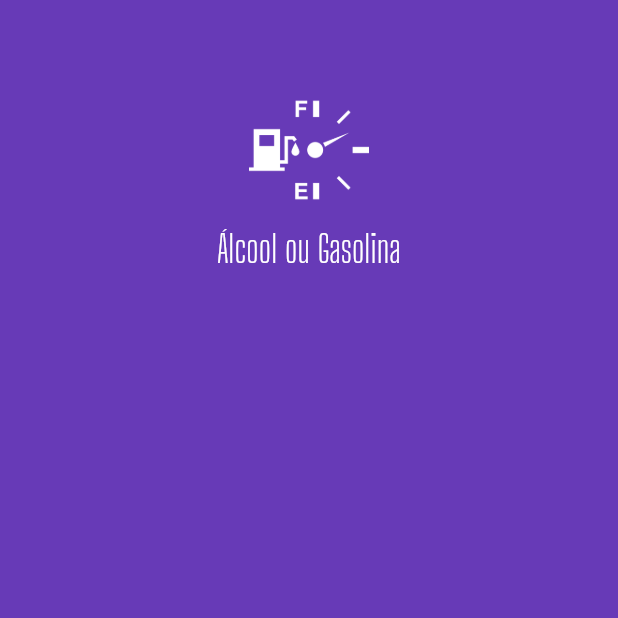
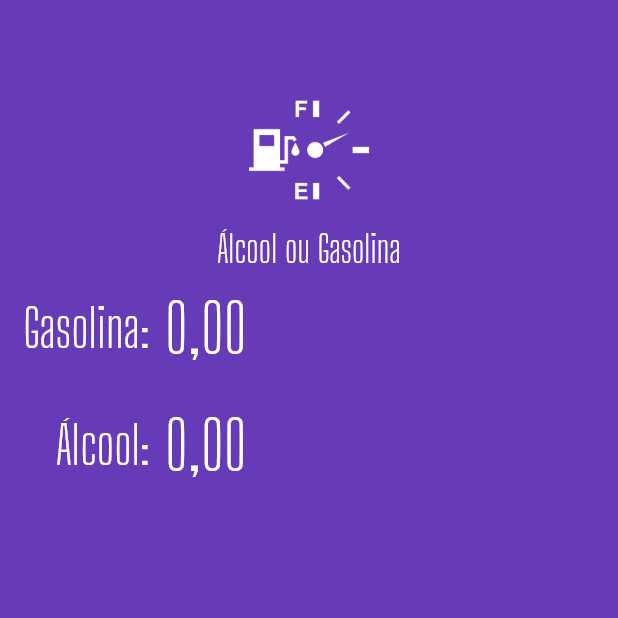
Before and after one commit to theemployee6-dev/alcool_ou_gasolina, a Flutter app: the screen it shows after launch, on a phone screen of 412 x 824 dp, the top half of it. Run offline on Flutter 3.47's test engine with Material 2 defaults, Android fonts, the light colour scheme and no system bars; our stand-ins replace flutter_masked_text2.

Commit message:
inputs criados
criei os inputs como protótipos, vou arruma-los

```diff
--- a/lib/main.dart
+++ b/lib/main.dart
@@ -1,4 +1,8 @@
-import 'package:alcool_ou_gasolina/widgets/logo.widget.dart';
+import 'dart:ui';
+
+import 'package:flutter_masked_text2/flutter_masked_text2.dart';
+
+import 'widgets/logo.widget.dart';
 import 'package:flutter/material.dart';
 
 void main() {
@@ -16,13 +20,15 @@ class MyApp extends StatelessWidget {
       theme: ThemeData(
         primarySwatch: Colors.deepPurple,
       ),
-      home: const HomePage(),
+      home: HomePage(),
     );
   }
 }
 
 class HomePage extends StatelessWidget {
-  const HomePage({Key? key}) : super(key: key);
+  final _gasCtrl = MoneyMaskedTextController();
+  final _alcCtrl = MoneyMaskedTextController();
+  HomePage({Key? key}) : super(key: key);
 
   @override
   Widget build(BuildContext context) {
@@ -30,8 +36,72 @@ class HomePage extends StatelessWidget {
       backgroundColor: Theme.of(context).primaryColor,
       body: SafeArea(
         child: ListView(
-          children: const [
-            Logo(),
+          children: [
+            const Logo(),
+            Column(
+              children: [
+                Row(
+                  children: [
+                    Container(
+                      width: 100.0,
+                      alignment: Alignment.centerRight,
+                      child: const Text(
+                        'Gasolina:',
+                        style: TextStyle(
+                            color: Colors.white,
+                            fontSize: 35,
+                            fontFamily: "Big Shoulders Display"),
+                      ),
+                    ),
+                    const SizedBox(width: 10),
+                    Expanded(
+                      child: TextFormField(
+                        controller: _gasCtrl,
+                        keyboardType: TextInputType.number,
+                        style: const TextStyle(
+                          color: Colors.white,
+                          fontSize: 45.0,
+                          fontFamily: "Big Shoulders Display",
+                        ),
+                        decoration: const InputDecoration(
+                          border: InputBorder.none,
+                        ),
+                      ),
+                    ),
+                  ],
+                ),
+                Row(
+                  children: [
+                    Container(
+                      width: 100.0,
+                      alignment: Alignment.centerRight,
+                      child: const Text(
+                        'Álcool:',
+                        style: TextStyle(
+                            color: Colors.white,
+                            fontSize: 35,
+                            fontFamily: "Big Shoulders Display"),
+                      ),
+                    ),
+                    const SizedBox(width: 10),
+                    Expanded(
+                      child: TextFormField(
+                        controller: _alcCtrl,
+                        keyboardType: TextInputType.number,
+                        style: const TextStyle(
+                          color: Colors.white,
+                          fontSize: 45.0,
+                          fontFamily: "Big Shoulders Display",
+                        ),
+                        decoration: const InputDecoration(
+                          border: InputBorder.none,
+                        ),
+                      ),
+                    ),
+                  ],
+                ),
+              ],
+            ),
           ],
         ),
       ),
--- a/pubspec.yaml
+++ b/pubspec.yaml
@@ -12,7 +12,7 @@ dependencies:
     sdk: flutter
 
   cupertino_icons: ^1.0.2
-  flutter_masked_text: ^0.8.0
+  flutter_masked_text2: ^0.9.1
 
 dev_dependencies:
   flutter_test:
```
Also changed, not shown: pubspec.lock.
